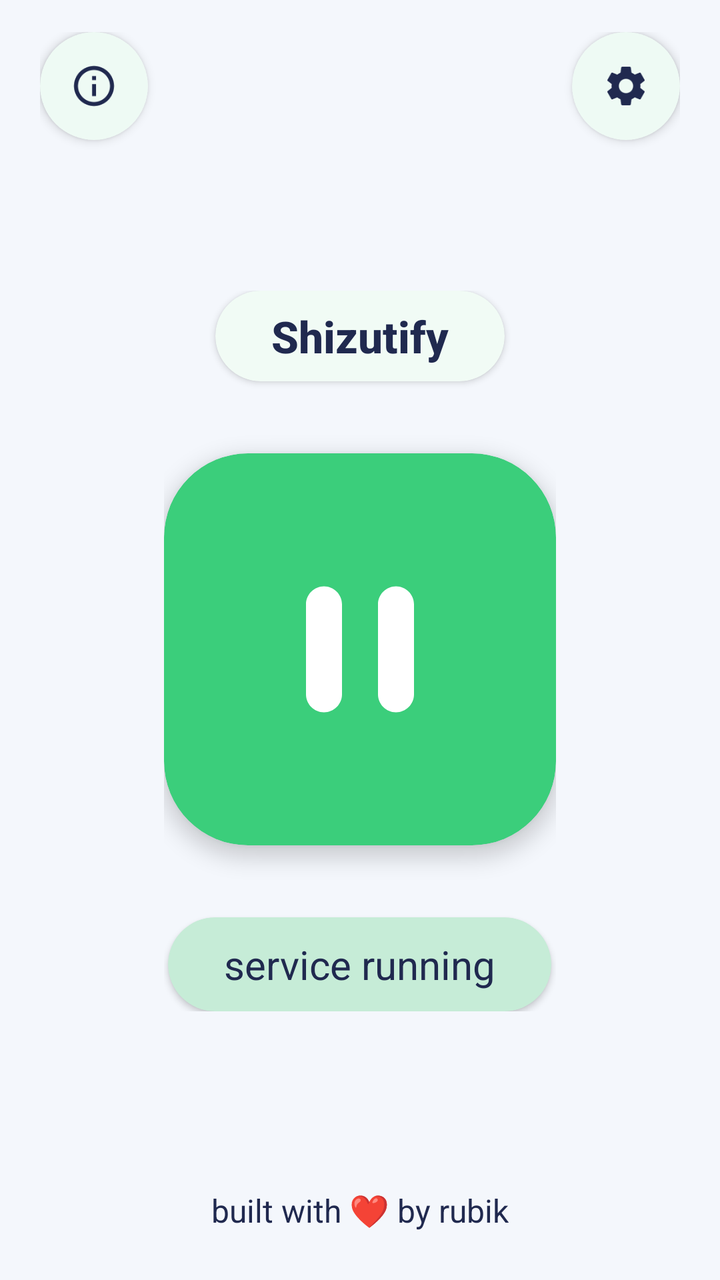
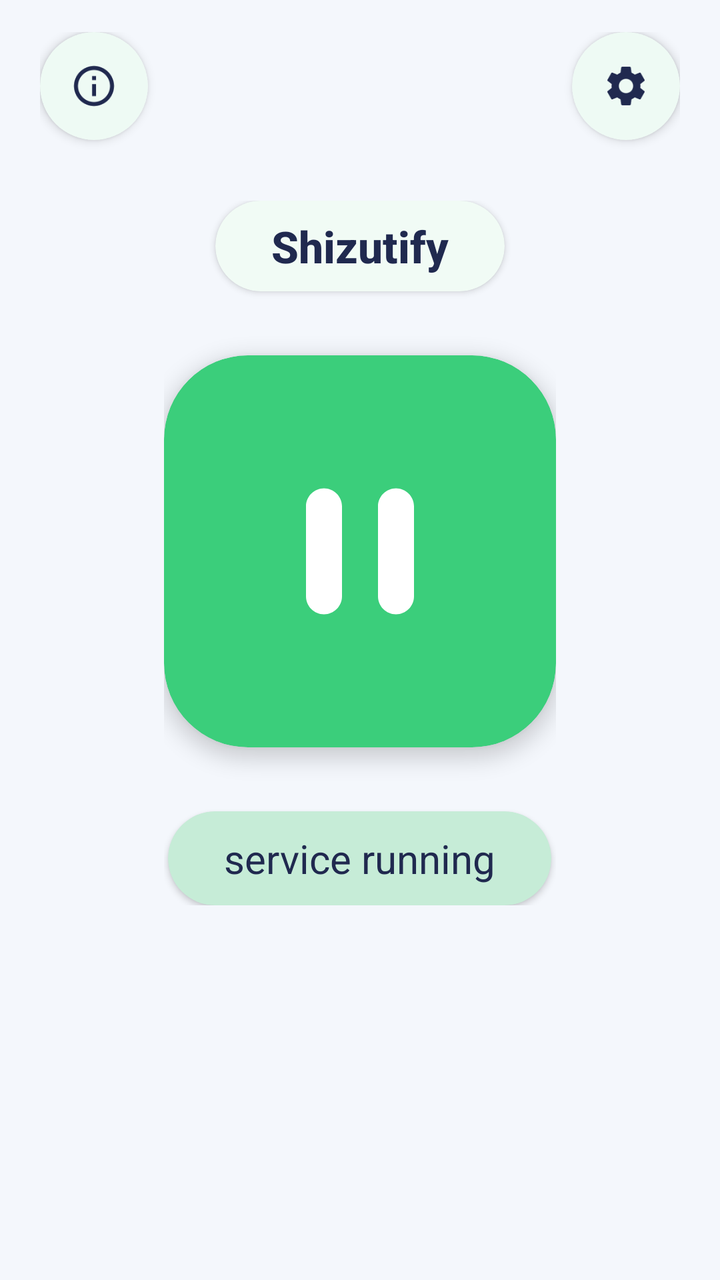

Before-and-after screenshots of an Android layout around one commit, followed by the original layout XML and the change that was made.
<!-- AndroidManifest.xml: application theme Theme.Shizutify -->
<!-- res/layout/activity_main.xml -->
<?xml version="1.0" encoding="utf-8"?>
<androidx.constraintlayout.widget.ConstraintLayout xmlns:android="http://schemas.android.com/apk/res/android"
    xmlns:app="http://schemas.android.com/apk/res-auto"
    android:id="@+id/rootMain"
    android:layout_width="match_parent"
    android:layout_height="match_parent"
    android:background="@color/bg_alabaster"
    android:paddingHorizontal="20dp"
    android:paddingVertical="16dp">

    
    <com.google.android.material.card.MaterialCardView
        android:id="@+id/btnInfo"
        android:layout_width="54dp"
        android:layout_height="54dp"
        android:clickable="true"
        android:focusable="true"
        app:cardBackgroundColor="@color/surface_cream"
        app:cardCornerRadius="27dp"
        app:cardElevation="3dp"
        app:layout_constraintStart_toStartOf="parent"
        app:layout_constraintTop_toTopOf="parent"
        app:strokeWidth="0dp">

        <ImageView
            android:layout_width="24dp"
            android:layout_height="24dp"
            android:layout_gravity="center"
            android:contentDescription="@string/app_name"
            android:src="@drawable/ic_info" />
    </com.google.android.material.card.MaterialCardView>

    
    <com.google.android.material.card.MaterialCardView
        android:id="@+id/btnSettings"
        android:layout_width="54dp"
        android:layout_height="54dp"
        android:clickable="true"
        android:focusable="true"
        app:cardBackgroundColor="@color/surface_cream"
        app:cardCornerRadius="27dp"
        app:cardElevation="3dp"
        app:layout_constraintEnd_toEndOf="parent"
        app:layout_constraintTop_toTopOf="parent"
        app:strokeWidth="0dp">

        <ImageView
            android:layout_width="24dp"
            android:layout_height="24dp"
            android:layout_gravity="center"
            android:contentDescription="@string/app_name"
            android:src="@drawable/ic_settings" />
    </com.google.android.material.card.MaterialCardView>

    
    <LinearLayout
        android:id="@+id/centerGroup"
        android:layout_width="wrap_content"
        android:layout_height="wrap_content"
        android:gravity="center"
        android:orientation="vertical"
        app:layout_constraintBottom_toTopOf="@+id/cardAlertBanner"
        app:layout_constraintEnd_toEndOf="parent"
        app:layout_constraintStart_toStartOf="parent"
        app:layout_constraintTop_toBottomOf="@+id/btnInfo"
        app:layout_constraintVertical_bias="0.46">

        
        <com.google.android.material.card.MaterialCardView
            android:layout_width="wrap_content"
            android:layout_height="wrap_content"
            app:cardBackgroundColor="@color/surface_cream"
            app:cardCornerRadius="24dp"
            app:cardElevation="2dp"
            app:strokeWidth="0dp">

            <TextView
                android:layout_width="wrap_content"
                android:layout_height="wrap_content"
                android:fontFamily="sans-serif-medium"
                android:paddingHorizontal="28dp"
                android:paddingVertical="8dp"
                android:text="@string/app_name"
                android:textColor="@color/espresso_brown"
                android:textSize="22sp"
                android:textStyle="bold" />
        </com.google.android.material.card.MaterialCardView>

        
        <com.google.android.material.card.MaterialCardView
            android:id="@+id/btnToggleService"
            android:layout_width="196dp"
            android:layout_height="196dp"
            android:layout_marginTop="36dp"
            android:layout_marginBottom="36dp"
            android:clickable="true"
            android:focusable="true"
            app:cardBackgroundColor="@color/primary_terracotta"
            app:cardCornerRadius="42dp"
            app:cardElevation="6dp"
            app:strokeWidth="0dp">

            <ImageView
                android:id="@+id/ivToggleIcon"
                android:layout_width="108dp"
                android:layout_height="108dp"
                android:layout_gravity="center"
                android:contentDescription="@string/app_name"
                android:src="@drawable/ic_pause_rounded" />
        </com.google.android.material.card.MaterialCardView>

        
        <com.google.android.material.card.MaterialCardView
            android:id="@+id/cardStatusBadge"
            android:layout_width="wrap_content"
            android:layout_height="wrap_content"
            app:cardBackgroundColor="@color/status_running_sage"
            app:cardCornerRadius="24dp"
            app:cardElevation="2dp"
            app:strokeWidth="0dp">

            <TextView
                android:id="@+id/tvStatusBadge"
                android:layout_width="wrap_content"
                android:layout_height="wrap_content"
                android:fontFamily="sans-serif"
                android:paddingHorizontal="28dp"
                android:paddingVertical="10dp"
                android:text="@string/status_running"
                android:textColor="@color/espresso_brown"
                android:textSize="20sp" />
        </com.google.android.material.card.MaterialCardView>

    </LinearLayout>

    
    <com.google.android.material.card.MaterialCardView
        android:id="@+id/cardAlertBanner"
        android:layout_width="0dp"
        android:layout_height="wrap_content"
        android:layout_marginBottom="24dp"
        android:visibility="gone"
        app:cardBackgroundColor="@color/alert_peach_bg"
        app:cardCornerRadius="36dp"
        app:cardElevation="3dp"
        app:layout_constraintBottom_toTopOf="@+id/tvFooter"
        app:layout_constraintEnd_toEndOf="parent"
        app:layout_constraintStart_toStartOf="parent"
        app:strokeColor="@color/alert_peach_stroke"
        app:strokeWidth="1.5dp">

        <LinearLayout
            android:layout_width="match_parent"
            android:layout_height="wrap_content"
            android:gravity="center_vertical"
            android:orientation="horizontal"
            android:paddingHorizontal="22dp"
            android:paddingVertical="16dp">

            <ImageView
                android:layout_width="32dp"
                android:layout_height="32dp"
                android:contentDescription="@null"
                android:src="@drawable/ic_warning" />

            <TextView
                android:id="@+id/tvAlertBanner"
                android:layout_width="0dp"
                android:layout_height="wrap_content"
                android:layout_marginStart="16dp"
                android:layout_weight="1"
                android:fontFamily="sans-serif"
                android:lineSpacingExtra="2dp"
                android:text="@string/alert_shizuku_permission"
                android:textColor="@color/espresso_brown"
                android:textSize="16sp" />
        </LinearLayout>
    </com.google.android.material.card.MaterialCardView>

    
    <TextView
        android:id="@+id/tvFooter"
        android:layout_width="wrap_content"
        android:layout_height="wrap_content"
        android:layout_marginBottom="8dp"
        android:fontFamily="sans-serif"
        android:text="@string/footer_credit"
        android:textColor="@color/espresso_brown"
        android:textSize="16sp"
        app:layout_constraintBottom_toBottomOf="parent"
        app:layout_constraintEnd_toEndOf="parent"
        app:layout_constraintStart_toStartOf="parent" />

</androidx.constraintlayout.widget.ConstraintLayout>
<!-- resources referenced by this layout -->
<resources>
  <color name="alert_peach_bg">#E2F4EA</color>
  <color name="alert_peach_stroke">#94DAB3</color>
  <color name="bg_alabaster">#F4F7FC</color>
  <color name="espresso_brown">#20294F</color>
  <color name="primary_terracotta">#3BCE7B</color>
  <color name="status_running_sage">#C6ECD7</color>
  <color name="surface_cream">#FFFFFF</color>
  <!-- drawable ic_info (drawable) -->
  <vector xmlns:android="http://schemas.android.com/apk/res/android"
      android:width="24dp"
      android:height="24dp"
      android:viewportWidth="24"
      android:viewportHeight="24">
      <path
          android:fillColor="@color/espresso_brown"
          android:pathData="M11,7h2v2h-2V7zM11,11h2v6h-2V11zM12,2C6.48,2 2,6.48 2,12s4.48,10 10,10 10,-4.48 10,-10S17.52,2 12,2zM12,20c-4.41,0 -8,-3.59 -8,-8s3.59,-8 8,-8 8,3.59 8,8 -3.59,8 -8,8z" />
  </vector>
  <!-- drawable ic_pause_rounded (drawable) -->
  <vector xmlns:android="http://schemas.android.com/apk/res/android"
      android:width="96dp"
      android:height="96dp"
      android:viewportWidth="24"
      android:viewportHeight="24">
      <path
          android:fillColor="@color/surface_cream"
          android:pathData="M8,19c1.1,0 2,-0.9 2,-2V7c0,-1.1 -0.9,-2 -2,-2S6,5.9 6,7v10C6,18.1 6.9,19 8,19zM14,7v10c0,1.1 0.9,2 2,2s2,-0.9 2,-2V7c0,-1.1 -0.9,-2 -2,-2S14,5.9 14,7z" />
  </vector>
  <!-- drawable ic_warning (drawable) -->
  <vector xmlns:android="http://schemas.android.com/apk/res/android"
      android:width="28dp"
      android:height="28dp"
      android:viewportWidth="24"
      android:viewportHeight="24">
      <path
          android:fillColor="@color/primary_terracotta"
          android:pathData="M4.47,21h15.06c1.54,0 2.5,-1.67 1.73,-3L13.73,4.99c-0.77,-1.33 -2.69,-1.33 -3.46,0L2.74,18c-0.77,1.33 0.19,3 1.73,3zM12,14c-0.55,0 -1,-0.45 -1,-1v-2c0,-0.55 0.45,-1 1,-1s1,0.45 1,1v2c0,0.55 -0.45,1 -1,1zM13,18h-2v-2h2v2z" />
  </vector>
  <string name="alert_shizuku_permission">tap the start button to grant\nshizuku access</string>
  <string name="app_name">Shizutify</string>
  <string name="footer_credit">built with ❤️ by rubik</string>
  <string name="status_running">service running</string>
  <style name="Theme.Shizutify" parent="Theme.Material3.Light.NoActionBar">
          <item name="android:windowBackground">@color/bg_alabaster</item>
          <item name="colorPrimary">@color/primary_terracotta</item>
          <item name="colorOnPrimary">@color/surface_cream</item>
          <item name="colorSurface">@color/surface_cream</item>
          <item name="colorOnSurface">@color/espresso_brown</item>
          <item name="colorSecondaryContainer">@color/accent_peach</item>
          <item name="colorOnSecondaryContainer">@color/espresso_brown</item>
  
          
          <item name="android:statusBarColor">@android:color/transparent</item>
          <item name="android:navigationBarColor">@android:color/transparent</item>
          <item name="android:windowLightStatusBar">true</item>
          <item name="android:windowLightNavigationBar" tools:targetApi="o_mr1">true</item>
      </style>
  <color name="accent_peach">#3BB470</color>
  <!-- unchanged entries left out for length: 1 -->
</resources>

<!-- the commit's change to res/layout/activity_main.xml (unified diff, before → after) -->
@@ -63,7 +63,7 @@
         app:layout_constraintEnd_toEndOf="parent"
         app:layout_constraintStart_toStartOf="parent"
         app:layout_constraintTop_toBottomOf="@+id/btnInfo"
-        app:layout_constraintVertical_bias="0.46">
+        app:layout_constraintVertical_bias="0.15">
 
         
         <com.google.android.material.card.MaterialCardView
@@ -91,8 +91,8 @@
             android:id="@+id/btnToggleService"
             android:layout_width="196dp"
             android:layout_height="196dp"
-            android:layout_marginTop="36dp"
-            android:layout_marginBottom="36dp"
+            android:layout_marginTop="32dp"
+            android:layout_marginBottom="32dp"
             android:clickable="true"
             android:focusable="true"
             app:cardBackgroundColor="@color/primary_terracotta"
@@ -138,12 +138,12 @@
         android:id="@+id/cardAlertBanner"
         android:layout_width="0dp"
         android:layout_height="wrap_content"
-        android:layout_marginBottom="24dp"
+        android:layout_marginBottom="16dp"
         android:visibility="gone"
         app:cardBackgroundColor="@color/alert_peach_bg"
         app:cardCornerRadius="36dp"
         app:cardElevation="3dp"
-        app:layout_constraintBottom_toTopOf="@+id/tvFooter"
+        app:layout_constraintBottom_toBottomOf="parent"
         app:layout_constraintEnd_toEndOf="parent"
         app:layout_constraintStart_toStartOf="parent"
         app:strokeColor="@color/alert_peach_stroke"
@@ -177,18 +177,4 @@
         </LinearLayout>
     </com.google.android.material.card.MaterialCardView>
 
-    
-    <TextView
-        android:id="@+id/tvFooter"
-        android:layout_width="wrap_content"
-        android:layout_height="wrap_content"
-        android:layout_marginBottom="8dp"
-        android:fontFamily="sans-serif"
-        android:text="@string/footer_credit"
-        android:textColor="@color/espresso_brown"
-        android:textSize="16sp"
-        app:layout_constraintBottom_toBottomOf="parent"
-        app:layout_constraintEnd_toEndOf="parent"
-        app:layout_constraintStart_toStartOf="parent" />
-
 </androidx.constraintlayout.widget.ConstraintLayout>
<!-- resource entries referenced after the edit -->
@@ -39,7 +39,6 @@
   </vector>
   <string name="alert_shizuku_permission">tap the start button to grant\nshizuku access</string>
   <string name="app_name">Shizutify</string>
-  <string name="footer_credit">built with ❤️ by rubik</string>
   <string name="status_running">service running</string>
   <style name="Theme.Shizutify" parent="Theme.Material3.Light.NoActionBar">
           <item name="android:windowBackground">@color/bg_alabaster</item>
